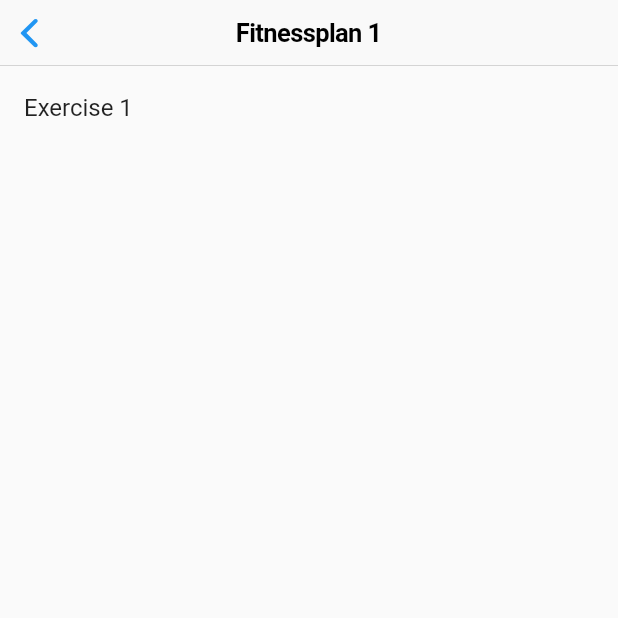
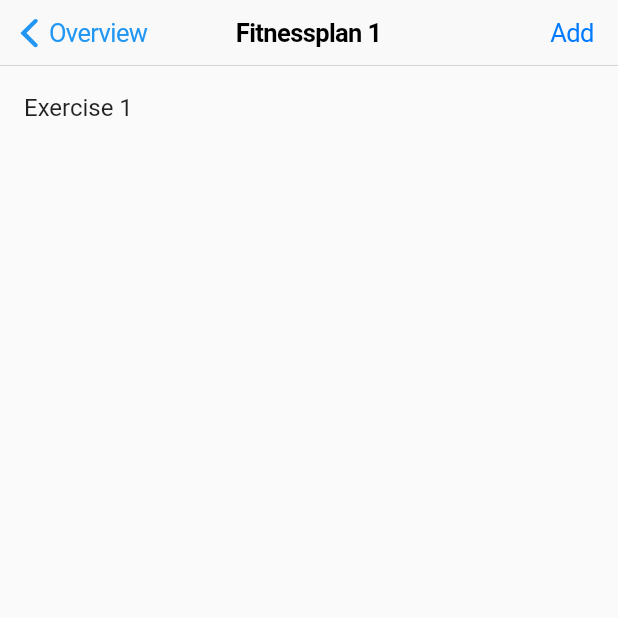
Before and after one commit to roy-adler/fitnapp, a Flutter app: the screen it shows after launch, after a tap on "Fitnessplan 1", on a phone screen of 412 x 824 dp, the top half of it. Run offline on Flutter 3.47's test engine with Material 2 defaults, Android fonts, the phone set to English and light mode, and no system bars; missing offline and left inert: statusbar.

Commit message:
Refactor Some PageRouteCupertinoThings

```diff
--- a/lib/exercise_view.dart
+++ b/lib/exercise_view.dart
@@ -13,7 +13,7 @@ class ExerciseView extends StatelessWidget {
   Widget build(BuildContext context) {
     return Scaffold(
       appBar: CupertinoNavigationBar(
-        previousPageTitle: "Back",
+        previousPageTitle: "Exercises",
         middle: Text(exercise.title),
       ),
       body: Padding(
--- a/lib/fitness_plan_view.dart
+++ b/lib/fitness_plan_view.dart
@@ -13,7 +13,24 @@ class FitnessPlanView extends StatelessWidget {
   Widget build(BuildContext context) {
     StatusBar.color(Color.fromRGBO(255, 0, 0, 0.0));
     return Scaffold(
-      appBar: CupertinoNavigationBar(middle: Text(fitnessPlan.title),),
+      appBar: CupertinoNavigationBar(
+          previousPageTitle: "Overview",
+          middle: Text(fitnessPlan.title),
+          trailing: GestureDetector(
+            onTap: () => Navigator.push(
+                context,
+                CupertinoPageRoute(
+                    fullscreenDialog: true,
+                    builder: (context) => Scaffold(
+                        appBar: CupertinoNavigationBar(
+                          middle: Text('ExerciseList'),
+                        ),
+                        body: Center(child: Text("Nix"))))),
+            child: Text(
+              'Add',
+              style: TextStyle(color: CupertinoColors.activeBlue),
+            ),
+          )),
       body: ListView.builder(
           itemCount: fitnessPlan.exerciseList.length,
           itemBuilder: (context, index) => fitnessPlan.exerciseList[index]),
```
Also changed, not shown: 1 other file.
